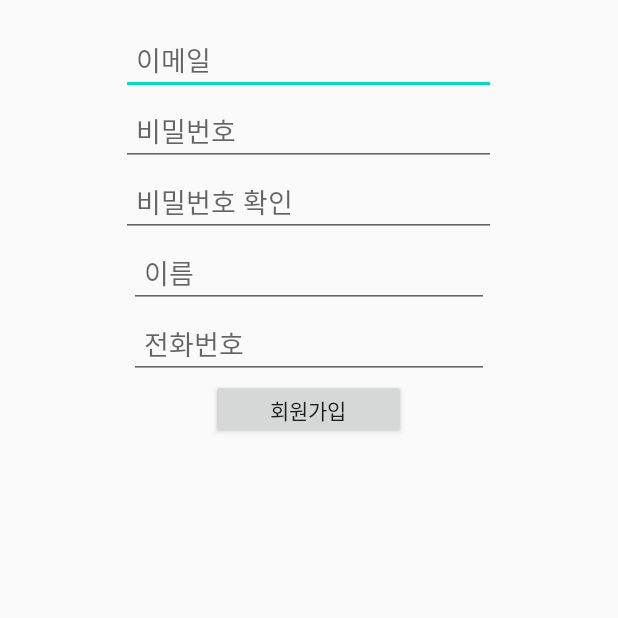
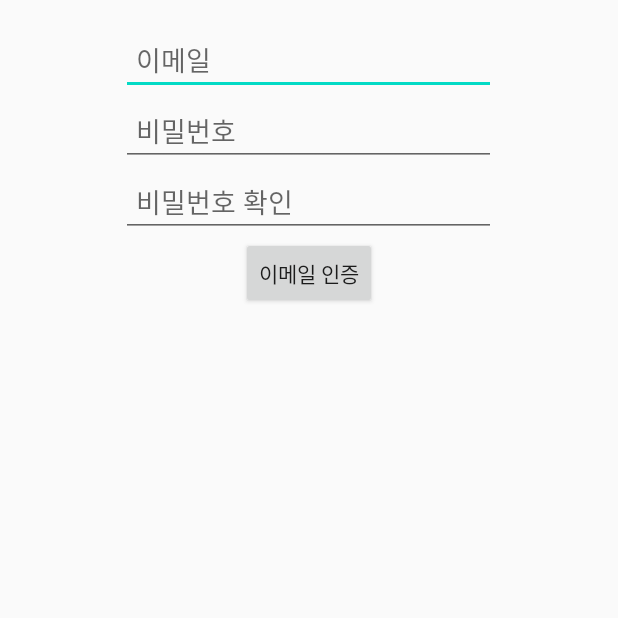
Before and after one commit to IknowAra/TakeToday, an Android app: the SignUp screen opened directly, with no data from a screen before it, on a phone screen of 412 x 824 dp, the top half of it. Run offline under Robolectric (Android 15) with nearby library versions, the phone set to English and light mode, and no system bars; our stand-ins replace Firebase (no records; nobody signed in at launch, a user with empty details on screens opened directly); libraries missing offline, so code that uses them is left out: kr.hs.emirim.

Commit message:
하는 중 썅2

```diff
--- a/app/src/main/res/layout/activity_sign_up.xml
+++ b/app/src/main/res/layout/activity_sign_up.xml
@@ -41,6 +41,22 @@
             android:hint="비밀번호 확인"
             android:padding="10dp"/>
 
+        <Button
+            android:id="@+id/btn_verify"
+            android:layout_width="wrap_content"
+            android:layout_height="wrap_content"
+            android:visibility="visible"
+            android:text="이메일 인증"/>
+
+        <LinearLayout
+            android:layout_width="match_parent"
+            android:layout_height="wrap_content"
+            android:orientation="vertical"
+            android:visibility="invisible"
+            android:gravity="center_horizontal"
+            android:id="@+id/layout_setup"
+            >
+
                 <EditText
                     android:layout_width="240dp"
                     android:layout_height="wrap_content"
@@ -67,3 +83,5 @@
                     android:text="회원가입" />
 
         </LinearLayout>
+
+</LinearLayout>
```
Also changed, not shown: app/src/main/java/kr/hs/emirim/cho/taketoday2/SignUp.kt (+34 -40 lines). Lines whose indentation alone changed are shown as unchanged.
